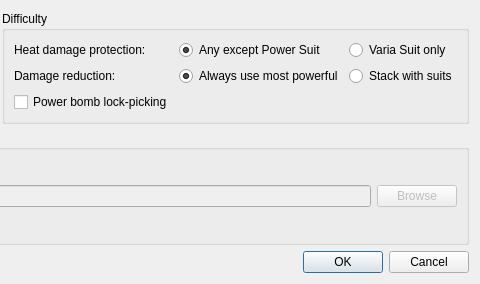
First picture: the form in DoorRandomizer/GUI/PatchSettings/patchsettingspanel.ui, repository YonicDev/mpdr, before the edit; both pictures show x 222 to 702 and y 0 to 284 of the 702 by 284 pixel window.
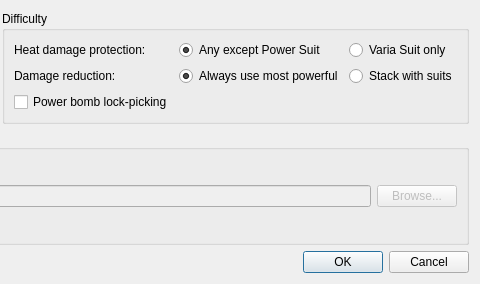
Second picture: the form after the edit.

Patch:
```diff
--- a/DoorRandomizer/GUI/PatchSettings/patchsettingspanel.ui
+++ b/DoorRandomizer/GUI/PatchSettings/patchsettingspanel.ui
@@ -6,8 +6,8 @@
    <rect>
     <x>0</x>
     <y>0</y>
-    <width>636</width>
-    <height>261</height>
+    <width>652</width>
+    <height>282</height>
    </rect>
   </property>
   <property name="windowTitle">
@@ -160,7 +160,7 @@
          <bool>false</bool>
         </property>
         <property name="text">
-         <string>Browse</string>
+         <string>Browse...</string>
         </property>
        </widget>
       </item>
```
Left out of the diff: 9 changed lines with no effect on the pictures.
